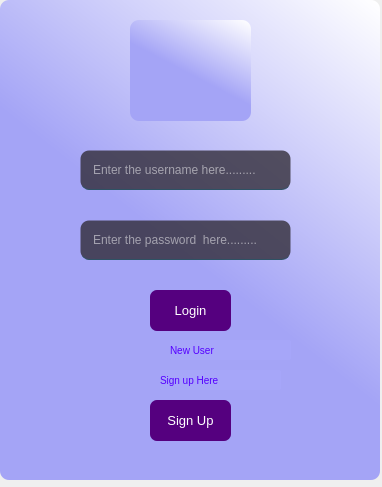
Above: static/login.ui from lakshmivishal9496/Soft-Health before the change. Below: the same form after it.
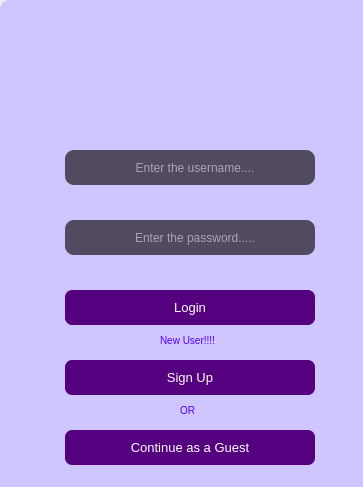
That is the form after the change. Icons and pictures are not drawn.

Patch:
```diff
--- a/static/login.ui
+++ b/static/login.ui
@@ -6,7 +6,7 @@
    <rect>
     <x>0</x>
     <y>0</y>
-    <width>382</width>
+    <width>363</width>
     <height>487</height>
    </rect>
   </property>
@@ -18,68 +18,21 @@
     <rect>
      <x>0</x>
      <y>0</y>
-     <width>380</width>
-     <height>480</height>
+     <width>381</width>
+     <height>501</height>
     </rect>
    </property>
    <property name="styleSheet">
-    <string notr="true">background-color:qlineargradient(spread:pad, x1:0.614, y1:0.607955, x2:0.994318, y2:0, stop:0 rgba(164, 164, 246, 255), stop:1 rgba(255, 255, 255, 255));
+    <string notr="true">background-color:rgb(207, 197, 255);
 border-radius: 9px;</string>
    </property>
-   <widget class="QLineEdit" name="tb1">
-    <property name="geometry">
-     <rect>
-      <x>80</x>
-      <y>150</y>
-      <width>211</width>
-      <height>40</height>
-     </rect>
-    </property>
-    <property name="styleSheet">
-     <string notr="true">background-color: rgba(47,42,52,200);
-color:rgb(255,255,255);
-border-radius: 9px;
-padding-left: 10px;
-border: 1px solid rgba(0,0,0,0);
-border-bottom-color: rgba(46,82,101,255);
-</string>
-    </property>
-    <property name="placeholderText">
-     <string>Enter the username here.........</string>
-    </property>
-   </widget>
-   <widget class="QLineEdit" name="tb2">
-    <property name="geometry">
-     <rect>
-      <x>80</x>
-      <y>220</y>
-      <width>211</width>
-      <height>40</height>
-     </rect>
-    </property>
-    <property name="styleSheet">
-     <string notr="true">background-color: rgba(47,42,52,200);
-color:rgb(255,255,255);
-border-radius: 9px;
-padding-left: 10px;
-border: 1px solid rgba(0,0,0,0);
-border-bottom-color: rgba(46,82,101,255);
-</string>
-    </property>
-    <property name="echoMode">
-     <enum>QLineEdit::Password</enum>
-    </property>
-    <property name="placeholderText">
-     <string>Enter the password  here.........</string>
-    </property>
-   </widget>
    <widget class="QPushButton" name="b1">
     <property name="geometry">
      <rect>
-      <x>150</x>
+      <x>65</x>
       <y>290</y>
-      <width>81</width>
-      <height>41</height>
+      <width>250</width>
+      <height>35</height>
      </rect>
     </property>
     <property name="font">
@@ -103,35 +56,13 @@
      <string>Login</string>
     </property>
    </widget>
-   <widget class="QLabel" name="label">
-    <property name="geometry">
-     <rect>
-      <x>130</x>
-      <y>20</y>
-      <width>121</width>
-      <height>101</height>
-     </rect>
-    </property>
-    <property name="styleSheet">
-     <string notr="true">background-color:url(images/logo_200x200.png);</string>
-    </property>
-    <property name="text">
-     <string/>
-    </property>
-    <property name="pixmap">
-     <pixmap>images/logo_200x200.png</pixmap>
-    </property>
-    <property name="scaledContents">
-     <bool>true</bool>
-    </property>
-   </widget>
    <widget class="QPushButton" name="b2">
     <property name="geometry">
      <rect>
-      <x>150</x>
-      <y>400</y>
-      <width>81</width>
-      <height>41</height>
+      <x>65</x>
+      <y>360</y>
+      <width>250</width>
+      <height>35</height>
      </rect>
     </property>
     <property name="font">
@@ -155,37 +86,12 @@
      <string>Sign Up</string>
     </property>
    </widget>
-   <widget class="QLabel" name="l1">
-    <property name="geometry">
-     <rect>
-      <x>170</x>
-      <y>340</y>
-      <width>121</width>
-      <height>20</height>
-     </rect>
-    </property>
-    <property name="font">
-     <font>
-      <pointsize>-1</pointsize>
-     </font>
-    </property>
-    <property name="styleSheet">
-     <string notr="true">text-align:center;
-font-size:10px;
-color: rgb(85, 0, 255);
-background: rgb(166, 166, 249);
-border-radius:2px;</string>
-    </property>
-    <property name="text">
-     <string notr="true">New User</string>
-    </property>
-   </widget>
    <widget class="QLabel" name="l2_2">
     <property name="geometry">
      <rect>
       <x>160</x>
-      <y>370</y>
-      <width>121</width>
+      <y>330</y>
+      <width>71</width>
       <height>20</height>
      </rect>
     </property>
@@ -198,11 +104,130 @@
      <string notr="true">text-align:center;
 font-size:10px;
 color: rgb(85, 0, 255);
-background: rgb(166, 166, 249);
 border-radius:2px;</string>
     </property>
     <property name="text">
-     <string>Sign up Here</string>
+     <string>New User!!!!</string>
+    </property>
+   </widget>
+   <widget class="QLabel" name="label">
+    <property name="geometry">
+     <rect>
+      <x>150</x>
+      <y>50</y>
+      <width>71</width>
+      <height>71</height>
+     </rect>
+    </property>
+    <property name="styleSheet">
+     <string notr="true">background-color:url(:/image1/images/logo_200x200.png);</string>
+    </property>
+    <property name="text">
+     <string/>
+    </property>
+    <property name="pixmap">
+     <pixmap resource="../qrc_files/test.qrc">:/image1/images/logo_200x200.png</pixmap>
+    </property>
+    <property name="scaledContents">
+     <bool>true</bool>
+    </property>
+   </widget>
+   <widget class="QPushButton" name="b5">
+    <property name="geometry">
+     <rect>
+      <x>65</x>
+      <y>430</y>
+      <width>250</width>
+      <height>35</height>
+     </rect>
+    </property>
+    <property name="styleSheet">
+     <string notr="true">QPushButton#b5{
+background-color:rgb(85, 0, 127);
+color: rgb(255, 255, 255);
+font-size: 13px;
+border-radius : 7px;
+
+}
+QPushButton#b5: pressed {
+background-color: rgb(117, 71, 255);
+}</string>
+    </property>
+    <property name="text">
+     <string>Continue as a Guest</string>
+    </property>
+   </widget>
+   <widget class="QLineEdit" name="tb1">
+    <property name="geometry">
+     <rect>
+      <x>65</x>
+      <y>150</y>
+      <width>250</width>
+      <height>35</height>
+     </rect>
+    </property>
+    <property name="styleSheet">
+     <string notr="true">background-color: rgba(47,42,52,200);
+color:rgb(255,255,255);
+padding-left: 10px;
+border-bottom-color: rgba(46,82,101,255);
+</string>
+    </property>
+    <property name="alignment">
+     <set>Qt::AlignCenter</set>
+    </property>
+    <property name="placeholderText">
+     <string>Enter the username....</string>
+    </property>
+   </widget>
+   <widget class="QLineEdit" name="tb2">
+    <property name="geometry">
+     <rect>
+      <x>65</x>
+      <y>220</y>
+      <width>250</width>
+      <height>35</height>
+     </rect>
+    </property>
+    <property name="styleSheet">
+     <string notr="true">background-color: rgba(47,42,52,200);
+color:rgb(255,255,255);
+padding-left: 10px;
+border-bottom-color: rgba(46,82,101,255);
+</string>
+    </property>
+    <property name="echoMode">
+     <enum>QLineEdit::Password</enum>
+    </property>
+    <property name="alignment">
+     <set>Qt::AlignCenter</set>
+    </property>
+    <property name="placeholderText">
+     <string>Enter the password.....</string>
+    </property>
+   </widget>
+   <widget class="QLabel" name="l2_3">
+    <property name="geometry">
+     <rect>
+      <x>180</x>
+      <y>400</y>
+      <width>61</width>
+      <height>20</height>
+     </rect>
+    </property>
+    <property name="font">
+     <font>
+      <pointsize>-1</pointsize>
+     </font>
+    </property>
+    <property name="styleSheet">
+     <string notr="true">text-align:center;
+font-size:10px;
+color: rgb(85, 0, 255);
+border-radius:2px;</string>
+    </property>
+    <property name="text">
+     <string>OR</string>
     </property>
    </widget>
   </widget>
```
Left out of the diff: 3 changed lines with no effect on the pictures.
